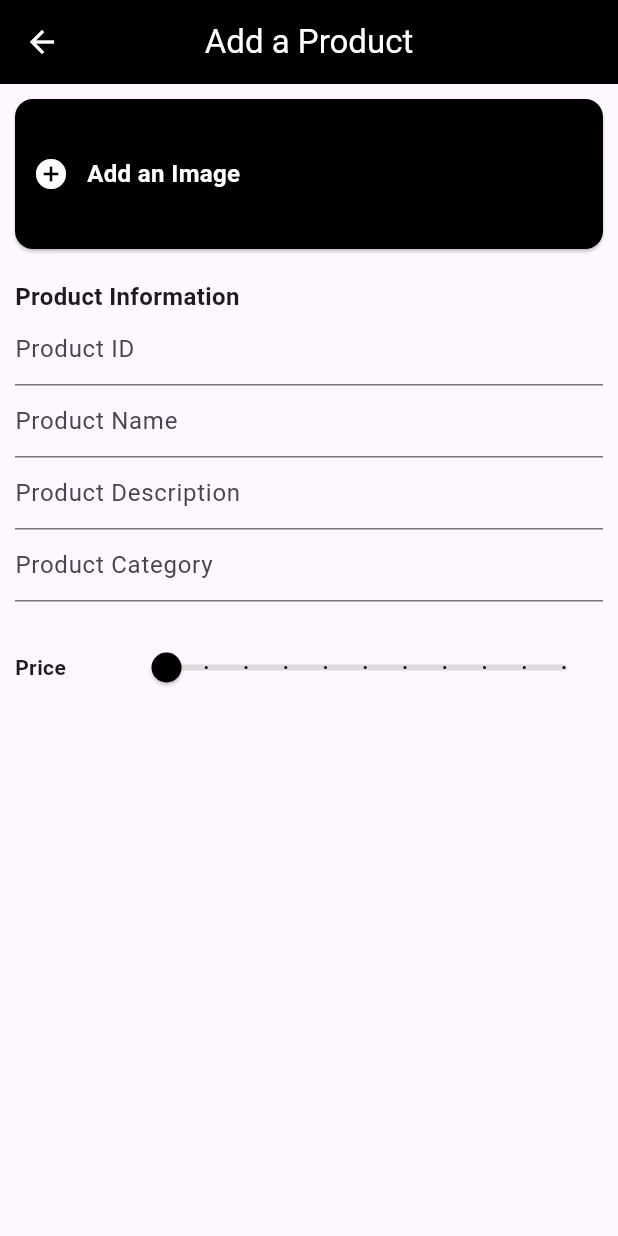
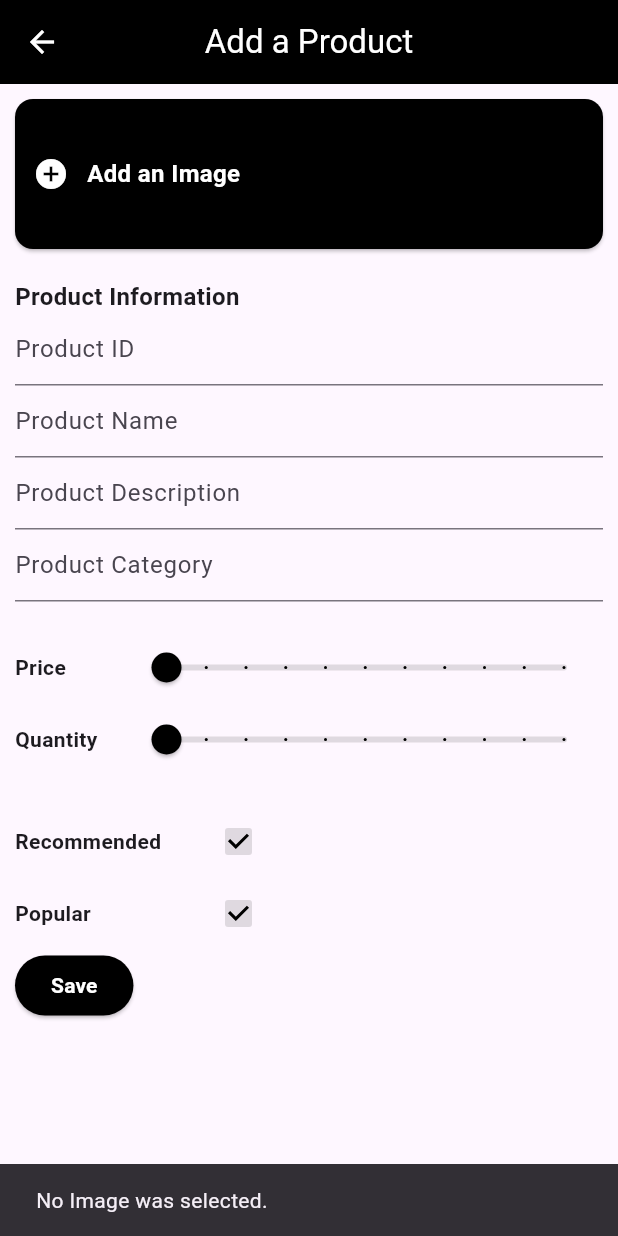
Before and after one commit to samikmaharjan55/E-Commerce-Backend, a Flutter app: the NewProductScreen screen opened by its route, after a tap on the "add circle" icon, on a phone screen of 412 x 824 dp. Run offline on Flutter 3.47's test engine with Material 3 defaults, Android fonts, the phone set to English and light mode, and no system bars; our stand-ins replace equatable, get, image_picker.

Commit message:
Image Picker Completed

```diff
--- a/lib/screens/new_product_screen.dart
+++ b/lib/screens/new_product_screen.dart
@@ -1,5 +1,5 @@
 import 'package:flutter/material.dart';
-import 'package:get/get.dart';
+import 'package:image_picker/image_picker.dart';
 
 class NewProductScreen extends StatelessWidget {
   const NewProductScreen({super.key});
@@ -31,8 +31,18 @@ class NewProductScreen extends StatelessWidget {
                 child: Row(
                   children: [
                     IconButton(
-                      onPressed: () {
-                        Get.to(() => const NewProductScreen());
+                      onPressed: () async {
+                        ImagePicker _picker = ImagePicker();
+                        final XFile? _image = await _picker.pickImage(
+                            source: ImageSource.gallery);
+                        if (_image == null) {
+                          ScaffoldMessenger.of(context).showSnackBar(
+                            const SnackBar(
+                              content: Text('No Image was selected.'),
+                            ),
+                          );
+                        }
+                        if (_image != null) {}
                       },
                       icon: const Icon(
                         Icons.add_circle,
@@ -69,9 +79,52 @@ class NewProductScreen extends StatelessWidget {
               height: 20,
             ),
             _buildSlider('Price'),
+            _buildSlider('Quantity'),
+            const SizedBox(
+              height: 20,
+            ),
+            _buildCheckbox('Recommended'),
+            _buildCheckbox('Popular'),
+            ElevatedButton(
+              onPressed: () {},
+              style: ElevatedButton.styleFrom(
+                backgroundColor: Colors.black,
+              ),
+              child: const Text(
+                'Save',
+                style: TextStyle(
+                  fontSize: 14,
+                  fontWeight: FontWeight.bold,
+                  color: Colors.white,
+                ),
+              ),
+            )
           ],
         ),
       ),
+    );
+  }
+
+  Row _buildCheckbox(String title) {
+    return Row(
+      children: [
+        SizedBox(
+          width: 125,
+          child: Text(
+            title,
+            style: const TextStyle(
+              fontSize: 14,
+              fontWeight: FontWeight.bold,
+            ),
+          ),
+        ),
+        Checkbox(
+          value: true,
+          checkColor: Colors.black,
+          activeColor: Colors.black12,
+          onChanged: (value) {},
+        ),
+      ],
     );
   }
 
```
